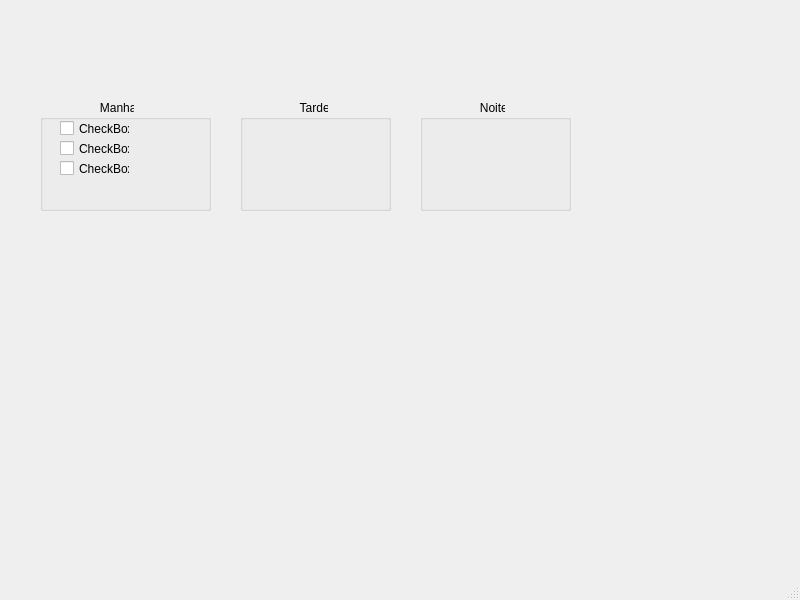
This is Geovani/cadastrohorario.ui in UnPComp2013/Grupo5 as Qt 5 draws it before an edit. The edited form follows.
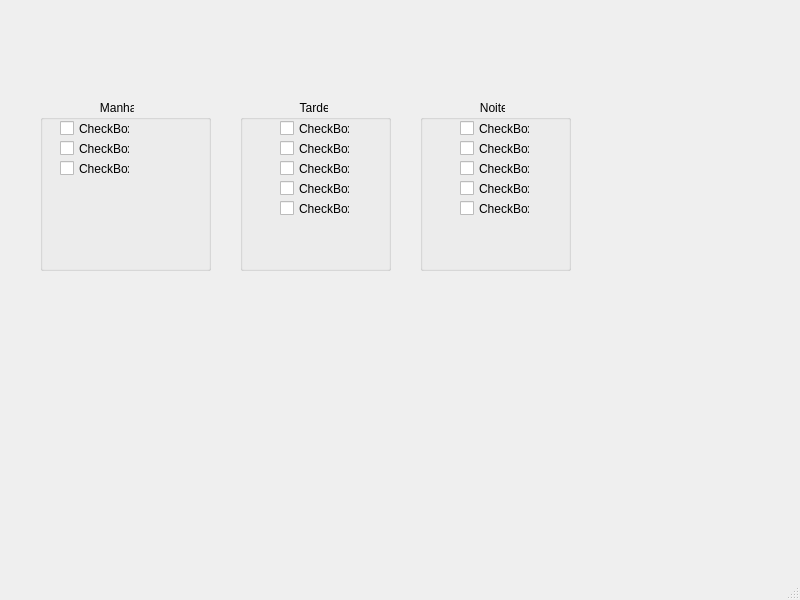
This is the edited form.

```diff
--- a/Geovani/cadastrohorario.ui
+++ b/Geovani/cadastrohorario.ui
@@ -20,7 +20,7 @@
       <x>40</x>
       <y>100</y>
       <width>171</width>
-      <height>111</height>
+      <height>171</height>
      </rect>
     </property>
     <property name="title">
@@ -72,12 +72,77 @@
       <x>240</x>
       <y>100</y>
       <width>151</width>
-      <height>111</height>
+      <height>171</height>
      </rect>
     </property>
     <property name="title">
      <string>                  Tarde</string>
     </property>
+    <widget class="QCheckBox" name="checkBox_4">
+     <property name="geometry">
+      <rect>
+       <x>40</x>
+       <y>20</y>
+       <width>70</width>
+       <height>17</height>
+      </rect>
+     </property>
+     <property name="text">
+      <string>CheckBox</string>
+     </property>
+    </widget>
+    <widget class="QCheckBox" name="checkBox_5">
+     <property name="geometry">
+      <rect>
+       <x>40</x>
+       <y>40</y>
+       <width>70</width>
+       <height>17</height>
+      </rect>
+     </property>
+     <property name="text">
+      <string>CheckBox</string>
+     </property>
+    </widget>
+    <widget class="QCheckBox" name="checkBox_6">
+     <property name="geometry">
+      <rect>
+       <x>40</x>
+       <y>60</y>
+       <width>70</width>
+       <height>17</height>
+      </rect>
+     </property>
+     <property name="text">
+      <string>CheckBox</string>
+     </property>
+    </widget>
+    <widget class="QCheckBox" name="checkBox_7">
+     <property name="geometry">
+      <rect>
+       <x>40</x>
+       <y>80</y>
+       <width>70</width>
+       <height>17</height>
+      </rect>
+     </property>
+     <property name="text">
+      <string>CheckBox</string>
+     </property>
+    </widget>
+    <widget class="QCheckBox" name="checkBox_8">
+     <property name="geometry">
+      <rect>
+       <x>40</x>
+       <y>100</y>
+       <width>70</width>
+       <height>17</height>
+      </rect>
+     </property>
+     <property name="text">
+      <string>CheckBox</string>
+     </property>
+    </widget>
    </widget>
    <widget class="QGroupBox" name="groupBox_3">
     <property name="geometry">
@@ -85,12 +150,77 @@
       <x>420</x>
       <y>100</y>
       <width>151</width>
-      <height>111</height>
+      <height>171</height>
      </rect>
     </property>
     <property name="title">
      <string>                  Noite</string>
     </property>
+    <widget class="QCheckBox" name="checkBox_9">
+     <property name="geometry">
+      <rect>
+       <x>40</x>
+       <y>20</y>
+       <width>70</width>
+       <height>17</height>
+      </rect>
+     </property>
+     <property name="text">
+      <string>CheckBox</string>
+     </property>
+    </widget>
+    <widget class="QCheckBox" name="checkBox_10">
+     <property name="geometry">
+      <rect>
+       <x>40</x>
+       <y>40</y>
+       <width>70</width>
+       <height>17</height>
+      </rect>
+     </property>
+     <property name="text">
+      <string>CheckBox</string>
+     </property>
+    </widget>
+    <widget class="QCheckBox" name="checkBox_11">
+     <property name="geometry">
+      <rect>
+       <x>40</x>
+       <y>60</y>
+       <width>70</width>
+       <height>17</height>
+      </rect>
+     </property>
+     <property name="text">
+      <string>CheckBox</string>
+     </property>
+    </widget>
+    <widget class="QCheckBox" name="checkBox_12">
+     <property name="geometry">
+      <rect>
+       <x>40</x>
+       <y>80</y>
+       <width>70</width>
+       <height>17</height>
+      </rect>
+     </property>
+     <property name="text">
+      <string>CheckBox</string>
+     </property>
+    </widget>
+    <widget class="QCheckBox" name="checkBox_13">
+     <property name="geometry">
+      <rect>
+       <x>40</x>
+       <y>100</y>
+       <width>70</width>
+       <height>17</height>
+      </rect>
+     </property>
+     <property name="text">
+      <string>CheckBox</string>
+     </property>
+    </widget>
    </widget>
   </widget>
   <widget class="QMenuBar" name="menubar">
```
